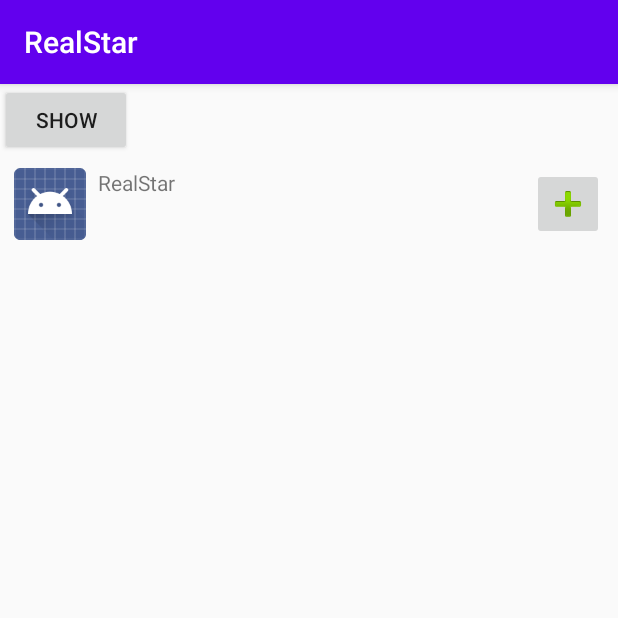
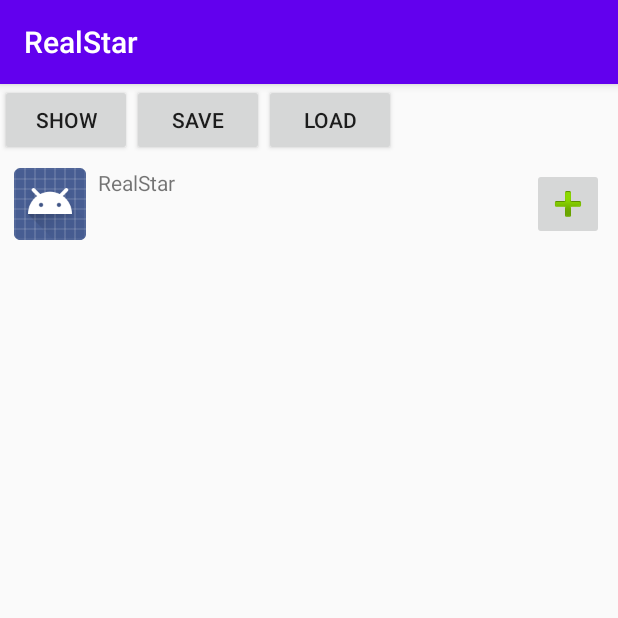
Before and after one commit to chpack/RealStar, an Android app: the screen it shows after launch (MainActivity), on a phone screen of 412 x 824 dp, the top half of it. Run offline under Robolectric (Android 15) with nearby library versions, the phone set to English and light mode, and no system bars.

Commit message:
Full usefull

```diff
--- a/app/src/main/java/com/example/realstar/ActionManager.kt
+++ b/app/src/main/java/com/example/realstar/ActionManager.kt
@@ -39,8 +39,9 @@ class ActionManager(var context: Context) {
         File(filePath).writeText(res)
     }
 
-    private fun load() {
+    fun load() {
         try {
+            Log.d("asdfasdf",filePath)
             File(filePath).readText().split("\n")
                 .forEach { if (it.isNotEmpty()) add(EndAction(it)) }
         } catch (e: FileNotFoundException) {
@@ -76,6 +77,10 @@ class ActionManager(var context: Context) {
         intent.addFlags(Intent.FLAG_ACTIVITY_NEW_TASK)
         context.startActivity(intent)
     }
+    fun launchApp(line:String) {
+        val a = get(line)
+        if(a != null) launchApp(a)
+    }
 
 
     operator fun get(line: String): EndAction? = actMap[line]
--- a/app/src/main/java/com/example/realstar/MainActivity.kt
+++ b/app/src/main/java/com/example/realstar/MainActivity.kt
@@ -34,9 +34,13 @@ class MainActivity : AppCompatActivity() {
                 getPermis()
             }
         }
+
         SkyAttr.actions = ActionManager(this)
         lists.layoutManager = LinearLayoutManager(this)
         lists.adapter = AppListAdapter()
+
+        savebut.setOnClickListener { SkyAttr.actions.save() }
+        loadbut.setOnClickListener { SkyAttr.actions.load() }
     }
 
 
@@ -84,8 +88,7 @@ class ViewH(root: ConstraintLayout) : RecyclerView.ViewHolder(root) {
         icon.setImageDrawable(action.drawable)
         title.text = action.title
         line.text = action.line
-//        if (action.line.isEmpty())
-        if (action.title.length % 2 == 0)
+        if (action.line.isEmpty())
             assign.setImageResource(android.R.drawable.ic_input_add)
         else
             assign.setImageResource(android.R.drawable.ic_delete)
--- a/app/src/main/java/com/example/realstar/SkyAttr.kt
+++ b/app/src/main/java/com/example/realstar/SkyAttr.kt
@@ -14,6 +14,5 @@ object SkyAttr {
     val cwidth
         get() = 360 / num
 
-//    val actions = HashMap<String, EndAction>()
     lateinit var actions :ActionManager
 }
--- a/app/src/main/res/layout/activity_main.xml
+++ b/app/src/main/res/layout/activity_main.xml
@@ -28,5 +28,21 @@
         app:layout_constraintTop_toBottomOf="@+id/showbut"
         app:layout_constraintVertical_bias="0.436" />
 
+    <Button
+        android:id="@+id/savebut"
+        android:layout_width="wrap_content"
+        android:layout_height="wrap_content"
+        android:text="@string/save"
+        app:layout_constraintStart_toEndOf="@+id/showbut"
+        app:layout_constraintTop_toTopOf="parent" />
+
+    <Button
+        android:id="@+id/loadbut"
+        android:layout_width="wrap_content"
+        android:layout_height="wrap_content"
+        android:text="@string/load"
+        app:layout_constraintStart_toEndOf="@+id/savebut"
+        app:layout_constraintTop_toTopOf="parent" />
+
 
 </androidx.constraintlayout.widget.ConstraintLayout>
--- a/app/src/main/res/values/strings.xml
+++ b/app/src/main/res/values/strings.xml
@@ -9,4 +9,6 @@
     <string name="pack">package</string>
     <string name="launch">Launch</string>
     <string name="assign">Assign</string>
+    <string name="save">save</string>
+    <string name="load">load</string>
 </resources>
```
Also changed, not shown: app/src/main/java/com/example/realstar/EndAction.kt (+6 -6 lines), app/src/main/java/com/example/realstar/Sky.kt (+15 -4 lines).
